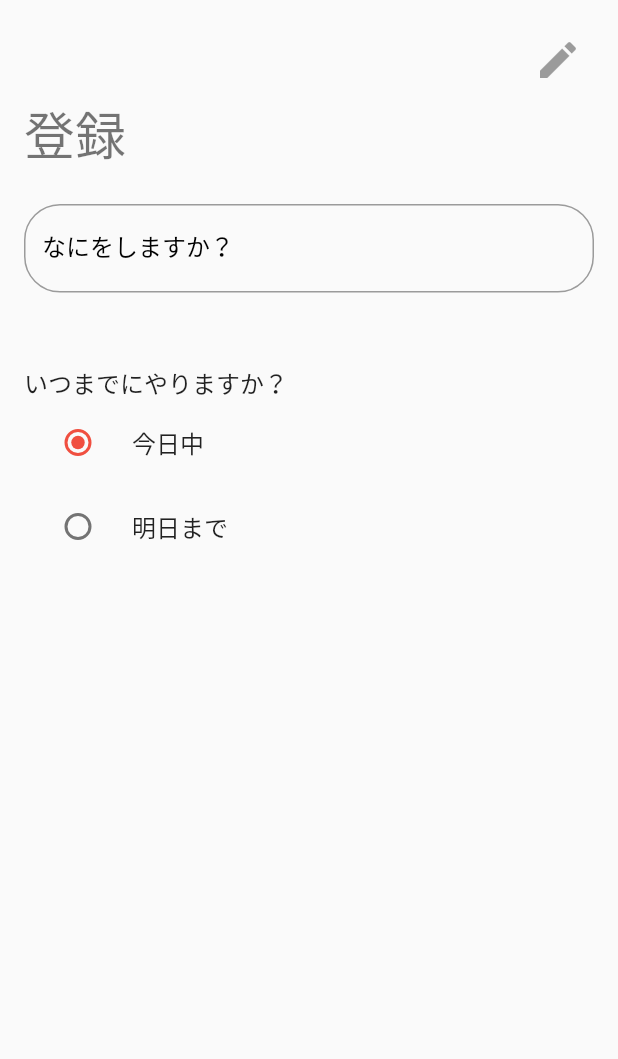
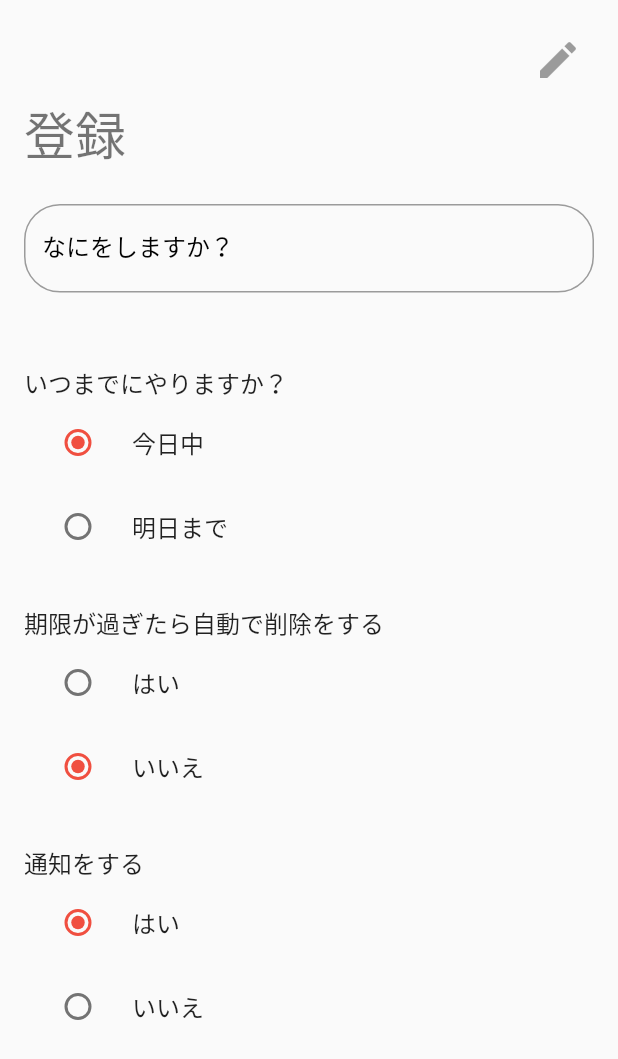
Before and after one commit to fummicc1/todooo-flutter, a Flutter app: the AddToDoPage screen opened directly, on a phone screen of 412 x 824 dp. Shown: the top 1059 px of the screen. Run offline on Flutter 3.47's test engine with Material 2 defaults, Android fonts, the phone set to English and light mode, and no system bars; our stand-ins replace cloud_firestore, firebase_auth, firebase_core; accounts and stored records are empty; network calls fail; statements that could not run were skipped.

```diff
--- a/lib/models/todo.dart
+++ b/lib/models/todo.dart
@@ -10,6 +10,8 @@ class ToDo {
   late DateTime createDate;
   late String owner;
   late bool isDone;
+  late bool shouldDeleteAutomatically;
+  late bool shouldNotificate;
 
   static const CollectionName = "todos";
 
@@ -19,7 +21,9 @@ class ToDo {
       required this.deadline,
       required this.createDate,
       required this.isDone,
-      required this.owner});
+      required this.owner,
+      required this.shouldDeleteAutomatically,
+      required this.shouldNotificate});
 
   bool get isOver {
     final current = DateTime.now();
@@ -48,6 +52,8 @@ class ToDo {
     createDate = (data["create_date"] as Timestamp).toDate();
     isDone = data["is_done"];
     owner = data["owner"];
+    shouldDeleteAutomatically = data["should_delete_automatically"];
+    shouldNotificate = data["should_notificate"];
   }
 
   Map<String, dynamic> get data => {
@@ -58,6 +64,8 @@ class ToDo {
         "create_date": createDate,
         "is_done": isDone,
         "owner": owner,
+        "should_delete_automatically": shouldDeleteAutomatically,
+        "should_notificate": shouldNotificate
       };
 
   String get deadlineText {
--- a/lib/states/add_todo_state.dart
+++ b/lib/states/add_todo_state.dart
@@ -5,9 +5,8 @@ import 'package:todooo/models/todo.dart';
 import 'package:todooo/repositories/todo_repository.dart';
 
 class AddToDoState extends ChangeNotifier {
-
   final List<String> deadlineList =
-  Deadline.values.map((value) => value.toString().split('.')[1]).toList();
+      Deadline.values.map((value) => value.toString().split('.')[1]).toList();
 
   Deadline get deadline {
     for (int i = 0; i < deadlineList.length; i++) {
@@ -30,10 +29,17 @@ class AddToDoState extends ChangeNotifier {
   final String userID;
   String content;
   String _deadline;
+  bool shouldDeleteAutomatically;
+  bool shouldNotificate;
   final String pageTitle;
 
   AddToDoState(
-      {required this.userID, this.content = "", required this.pageTitle, required this.toDoRepository})
+      {required this.userID,
+      this.content = "",
+      this.shouldDeleteAutomatically = false,
+      this.shouldNotificate = true,
+      required this.pageTitle,
+      required this.toDoRepository})
       : this._deadline = "today";
 
   Future<bool> createToDo({required DateTime createDate}) async {
@@ -46,7 +52,9 @@ class AddToDoState extends ChangeNotifier {
         createDate: createDate,
         deadline: _deadline,
         isDone: false,
-        owner: userID);
+        owner: userID,
+        shouldDeleteAutomatically: shouldDeleteAutomatically,
+        shouldNotificate: shouldNotificate);
     try {
       await toDoRepository.createToDo(todo);
       return Future.value(true);
@@ -68,4 +76,14 @@ class AddToDoState extends ChangeNotifier {
     this.content = content;
     notifyListeners();
   }
+
+  updateShouldDeleteAutomatically(bool automatically) {
+    this.shouldDeleteAutomatically = automatically;
+    notifyListeners();
+  }
+
+  updateShouldNotificate(bool should) {
+    this.shouldNotificate = should;
+    notifyListeners();
+  }
 }
--- a/lib/ui/pages/add_todo_page.dart
+++ b/lib/ui/pages/add_todo_page.dart
@@ -98,7 +98,51 @@ class AddToDoPage extends StatelessWidget {
                       },
                     ),
                   ],
-                )
+                ),
+                SizedBox(height: 24),
+                Text("期限が過ぎたら自動で削除をする", style: Theme.of(context).textTheme.subtitle1,),
+                Wrap(
+                  children: <Widget>[
+                    RadioListTile(
+                      title: Text("はい"),
+                      value: true,
+                      groupValue: addToDoState.shouldDeleteAutomatically,
+                      onChanged: (shouldDeleteAutomatically) {
+                        addToDoState.updateShouldDeleteAutomatically(shouldDeleteAutomatically as bool);
+                      },
+                    ),
+                    RadioListTile(
+                      title: Text("いいえ"),
+                      value: false,
+                      groupValue: addToDoState.shouldDeleteAutomatically,
+                      onChanged: (shouldDeleteAutomatically) {
+                        addToDoState.updateShouldDeleteAutomatically(shouldDeleteAutomatically as bool);
+                      },
+                    ),
+                  ],
+                ),
+                SizedBox(height: 24),
+                Text("通知をする", style: Theme.of(context).textTheme.subtitle1,),
+                Wrap(
+                  children: <Widget>[
+                    RadioListTile(
+                      title: Text("はい"),
+                      value: true,
+                      groupValue: addToDoState.shouldNotificate,
+                      onChanged: (shouldDeleteAutomatically) {
+                        addToDoState.updateShouldNotificate(shouldDeleteAutomatically as bool);
+                      },
+                    ),
+                    RadioListTile(
+                      title: Text("いいえ"),
+                      value: false,
+                      groupValue: addToDoState.shouldNotificate,
+                      onChanged: (shouldDeleteAutomatically) {
+                        addToDoState.updateShouldNotificate(shouldDeleteAutomatically as bool);
+                      },
+                    ),
+                  ],
+                ),
               ],
             ),
           ),
--- a/pubspec.yaml
+++ b/pubspec.yaml
@@ -30,6 +30,7 @@ dependencies:
   cloud_firestore: ^2.3.0
   firebase_crashlytics: ^2.0.7
   flutter_launcher_icons: ^0.9.0
+  flutter_local_notifications: ^6.0.0
 
 dev_dependencies:
   flutter_test:
```
Also changed, not shown: lib/states/todo_list_state.dart (+6 -3 lines), lib/ui/pages/todo_list_page.dart (+8 -25 lines).
